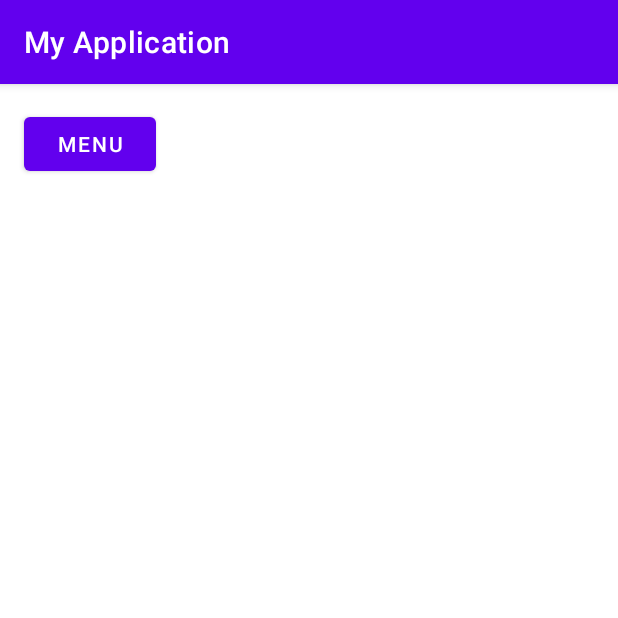
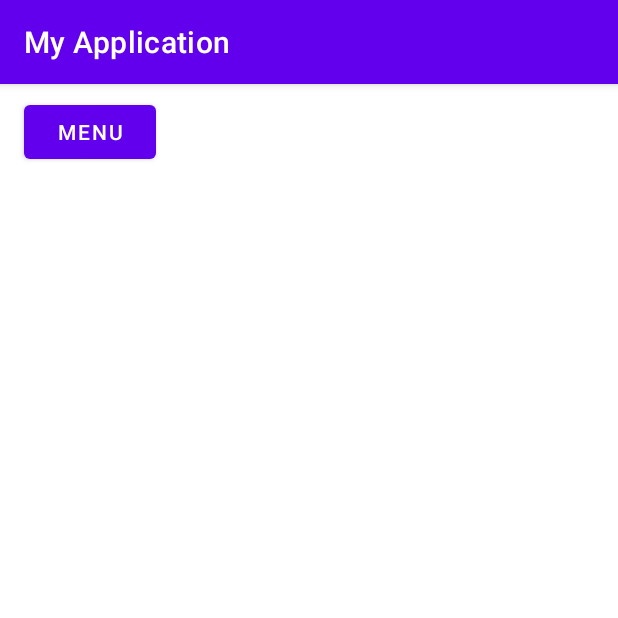
Before and after one commit to fs-its2023/quizApp, an Android app: the takeQuizPackActivity screen opened directly, with no data from a screen before it, on a phone screen of 412 x 824 dp, the top half of it. Run offline under Robolectric (Android 15) with nearby library versions, the phone set to English and light mode, and no system bars; 1 statement that could not run was skipped.

Commit message:
ボタン修正

```diff
--- a/app/src/main/res/layout/activity_make_pack.xml
+++ b/app/src/main/res/layout/activity_make_pack.xml
@@ -11,7 +11,7 @@
         android:layout_width="wrap_content"
         android:layout_height="wrap_content"
         android:layout_marginStart="16dp"
-        android:layout_marginTop="16dp"
+        android:layout_marginTop="8dp"
         android:text="MENU"
         app:layout_constraintStart_toStartOf="parent"
         app:layout_constraintTop_toTopOf="parent" />
--- a/app/src/main/res/layout/activity_take_quiz_pack.xml
+++ b/app/src/main/res/layout/activity_take_quiz_pack.xml
@@ -11,7 +11,7 @@
         android:layout_width="wrap_content"
         android:layout_height="wrap_content"
         android:layout_marginStart="16dp"
-        android:layout_marginTop="16dp"
+        android:layout_marginTop="8dp"
         android:text="MENU"
         app:layout_constraintStart_toStartOf="parent"
         app:layout_constraintTop_toTopOf="parent" />
@@ -20,13 +20,16 @@
         android:id="@+id/container"
         android:layout_width="409dp"
         android:layout_height="665dp"
+        android:layout_marginStart="8dp"
+        android:layout_marginTop="8dp"
+        android:layout_marginEnd="8dp"
+        android:layout_marginBottom="8dp"
+        android:gravity="center"
         android:orientation="vertical"
         app:layout_constraintBottom_toBottomOf="parent"
         app:layout_constraintEnd_toEndOf="parent"
-        app:layout_constraintHorizontal_bias="1.0"
         app:layout_constraintStart_toStartOf="parent"
-        app:layout_constraintTop_toTopOf="parent"
-        app:layout_constraintVertical_bias="1.0"></LinearLayout>
+        app:layout_constraintTop_toBottomOf="@+id/btnMenu"></LinearLayout>
 
 
 </androidx.constraintlayout.widget.ConstraintLayout>
--- a/app/src/main/res/layout/fragment_edit_pack.xml
+++ b/app/src/main/res/layout/fragment_edit_pack.xml
@@ -54,7 +54,6 @@
             android:id="@+id/quizListScroll"
             android:layout_width="match_parent"
             android:layout_height="wrap_content"
-            android:layout_margin="16dp"
             android:orientation="vertical" />
     </ScrollView>
 
@@ -62,7 +61,7 @@
         android:id="@+id/txtPackTitleEPF"
         android:layout_width="wrap_content"
         android:layout_height="wrap_content"
-        android:layout_marginStart="16dp"
+        android:layout_marginStart="24dp"
         android:layout_marginTop="24dp"
         android:text="packTitle"
         android:textSize="20sp"
@@ -115,7 +114,7 @@
         android:id="@+id/btnResetSelection"
         android:layout_width="wrap_content"
         android:layout_height="wrap_content"
-        android:layout_marginStart="16dp"
+        android:layout_marginStart="24dp"
         android:text="選択解除"
         app:layout_constraintBaseline_toBaselineOf="@+id/btnEditQuizInEPF"
         app:layout_constraintStart_toStartOf="parent" />
```
Also changed, not shown: app/src/main/java/com/example/quizapp/editPackFragment.java (+17 -8 lines).
